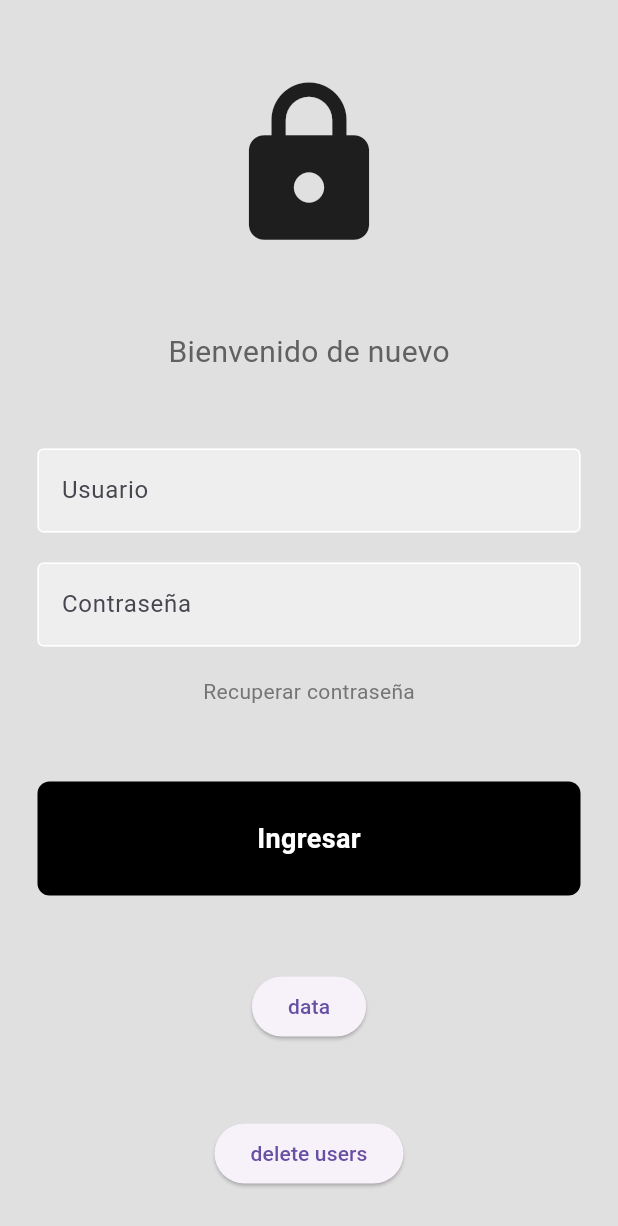
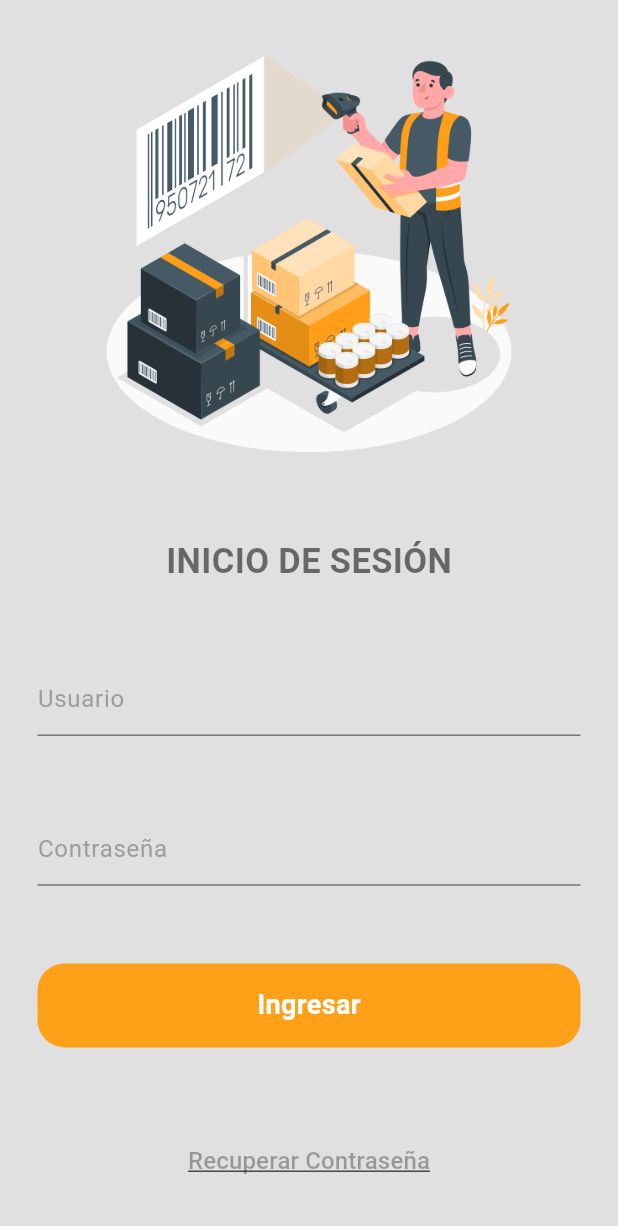
Before and after one commit to Davilaro/cubpruebrepo, a Flutter app: the screen it shows after launch, on a phone screen of 412 x 824 dp. Shown: the top 1226 px of the screen. Run offline on Flutter 3.47's test engine with Material 3 defaults, Android fonts, the phone set to English and light mode, and no system bars; our stand-ins replace sqflite; accounts and stored records are empty.

Commit message:
feat/ajustes_estilos_login

```diff
--- a/lib/main.dart
+++ b/lib/main.dart
@@ -4,23 +4,26 @@ import 'pages/login_page.dart';
 void main() => runApp(MyApp());
 
 class MyApp extends StatelessWidget {
+
+
   const MyApp({super.key});
   @override
   Widget build(BuildContext context) {
     return const MaterialApp(
+      debugShowCheckedModeBanner: false,
       title: 'Coopi app',
-      home: MyHomePage(),
+      home: Login(),
     );
   }
 }
 
-class MyHomePage extends StatelessWidget {
-  const MyHomePage({super.key});
-  @override
-  Widget build(BuildContext context) {
-    return MaterialApp(
-      debugShowCheckedModeBanner: false,
-      home: Login(),
-    );
-  }
-}
+// class MyHomePage extends StatelessWidget {
+//   const MyHomePage({super.key});
+//   @override
+//   Widget build(BuildContext context) {
+//     return MaterialApp(
+//       debugShowCheckedModeBanner: false,
+//       home: Login(),
+//     );
+//   }
+// }
--- a/lib/pages/login_page.dart
+++ b/lib/pages/login_page.dart
@@ -1,11 +1,12 @@
 import 'dart:convert';
 import 'dart:io';
 
+import 'package:coopi_app/widgets/custom_text_button.dart';
 import 'package:flutter/material.dart';
 import 'package:flutter/rendering.dart';
 import 'package:http/http.dart' as http;
-import '../components/custom_textField.dart';
-import '../components/custom_button.dart';
+import '../widgets/custom_textField.dart';
+import '../widgets/custom_button.dart';
 
 import '../models/user.dart';
 import '../database/database_service.dart';
@@ -111,45 +112,56 @@ class LoginState extends State<Login> {
       body: SafeArea(
         child: Center(
           child: Column(
+            mainAxisAlignment: MainAxisAlignment.spaceAround,
             children: [
-              const SizedBox(height: 50,),
-              const Icon(
-                Icons.lock,
-                size: 120,
+              //const SizedBox(height: 50,),
+              Image.asset('assets/images/Barcode-amico.png',
+                height: 280,
               ),
-              const SizedBox(height: 50,),
+
+              // const Icon(
+              //   Icons.lock,
+              //   size: 120,
+              // ),
+              //const SizedBox(height: 15,),
               const Text(
-                'Bienvenido de nuevo',
+                'INICIO DE SESIÓN',
                 style: TextStyle(
-                  color: Color.fromRGBO(97, 97, 97, 1),
-                  fontSize: 20,
+                  color: Colors.black54,
+                  fontSize: 23,
+                  fontWeight: FontWeight.bold
                 ),
               ),
-              const SizedBox(height: 50,),
+              //const SizedBox(height: 50,),
               CustomTextField(
                 controller: usernameController,
                 hintText: 'Usuario',
                 obscureText: false,
               ),
-              const SizedBox(height: 20,),
+             // const SizedBox(height: 20,),
               CustomTextField(
                 controller: passwordController,
                 hintText: 'Contraseña',
                 obscureText: true,
               ),
-              const SizedBox(height: 20,),
-              Text(
-                'Recuperar contraseña',
-                style: TextStyle(color: Colors.grey[600]),
-              ),
-              const SizedBox(height: 50,),
+             // const SizedBox(height: 20,),
+              // Text(
+              //   'Recuperar contraseña',
+              //   style: TextStyle(color: Colors.grey[600]),
+              // ),
+             // const SizedBox(height: 50,),
               CustomButton(onTap: signUserIn,),
 
-              const SizedBox(height: 50,),
-              ElevatedButton(onPressed: () => listUsers(), child: const Text('data')),
-              const SizedBox(height: 50,),
+              CustomTextButton(
+                text: 'Recuperar Contraseña',
+                textSize: 16,
+                )
 
-              ElevatedButton(onPressed: () => deleteUsers(), child: const Text('delete users')),
+             // const SizedBox(height: 50,),
+           //   ElevatedButton(onPressed: () => listUsers(), child: const Text('data')),
+             // const SizedBox(height: 50,),
+
+             // ElevatedButton(onPressed: () => deleteUsers(), child: const Text('delete users')),
               // Text(users.toString()),
             ],
           ),
--- a/lib/components/custom_button.dart
+++ b/lib/widgets/custom_button.dart
@@ -11,11 +11,11 @@ class CustomButton extends StatelessWidget {
     return GestureDetector(
       onTap: onTap,
       child: Container(
-        padding: const EdgeInsets.all(25),
+        padding: const EdgeInsets.all(15),
         margin: const EdgeInsets.symmetric(horizontal: 25),
         decoration: BoxDecoration(
-          color: Colors.black,
-          borderRadius: BorderRadius.circular(8),
+          color: const Color.fromRGBO( 255, 160, 25, 1),
+          borderRadius: BorderRadius.circular(18),
         ),
         child: const Center(
           child: Text(
--- a/lib/components/custom_textField.dart
+++ b/lib/widgets/custom_textField.dart
@@ -16,18 +16,24 @@ class CustomTextField extends StatelessWidget {
   Widget build(BuildContext context) {
     return Padding(
       padding: const EdgeInsets.symmetric(horizontal: 25.0),
-      child: TextField(
+      child: TextFormField(
         controller: controller,
         obscureText: obscureText,
         decoration: InputDecoration(
-          enabledBorder: const OutlineInputBorder(
-            borderSide: BorderSide(color: Colors.white),
+          hintStyle: TextStyle(
+            color: Colors.grey
           ),
-          focusedBorder: const OutlineInputBorder(
-              borderSide: BorderSide(color: Color.fromRGBO(189, 189, 189, 1))),
-          fillColor: const Color.fromRGBO(238, 238, 238, 1),
-          filled: true,
           hintText: hintText,
+          // enabledBorder: const OutlineInputBorder(
+          //   borderSide: BorderSide(color: Colors.white),
+          // ),
+          // focusedBorder: const OutlineInputBorder(
+          //     borderSide: BorderSide(color: Color.fromRGBO(189, 189, 189, 1),
+          //     ),
+          //   ),
+          //fillColor: const Color.fromRGBO(238, 238, 238, 1),
+          //filled: true,
+
         ),
       ),
     );
--- /dev/null
+++ b/lib/widgets/custom_text_button.dart
@@ -0,0 +1,33 @@
+import 'package:flutter/material.dart';
+
+class CustomTextButton extends StatelessWidget {
+  final String text;
+  final VoidCallback? onPressed;
+  final Color? textColor;
+  final double? textSize;
+
+  CustomTextButton({
+    required this.text,
+    this.onPressed,
+    this.textColor,
+    this.textSize,
+
+  });
+
+  @override
+  Widget build(BuildContext context) {
+    return TextButton(
+      onPressed: onPressed,
+      child: Text(
+        text,
+        style: TextStyle(
+          color: textColor,
+          fontSize: textSize,
+          //fontFamily: 'RoundedMplus1c',
+          decoration: TextDecoration.underline,
+        ),
+        textAlign: TextAlign.left
+      ),
+    );
+  }
+}
--- a/pubspec.yaml
+++ b/pubspec.yaml
@@ -62,8 +62,8 @@ flutter:
   uses-material-design: true
 
   # To add assets to your application, add an assets section, like this:
-  # assets:
-  #   - images/a_dot_burr.jpeg
+  assets:
+    - assets/images/
   #   - images/a_dot_ham.jpeg
 
   # An image asset can refer to one or more resolution-specific "variants", see
```
Also changed, not shown: assets/images/Barcode-amico.png (added), assets/images/Supermarket workers-bro.png (added).
